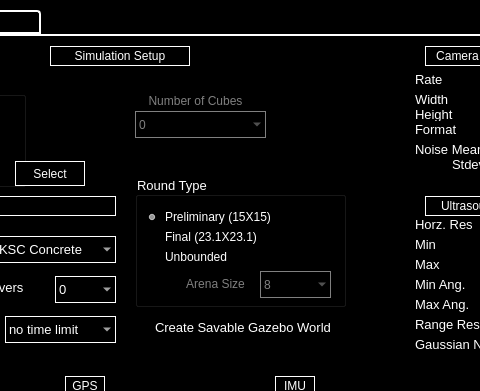
The window that src/rqt_rover_gui/src/rover_gui_plugin.ui (BCLab-UNM/DDSA-ROS) describes before a commit, drawn with Qt 5; both pictures show x 485 to 965 and y 0 to 391 of the 1100 by 725 pixel window.
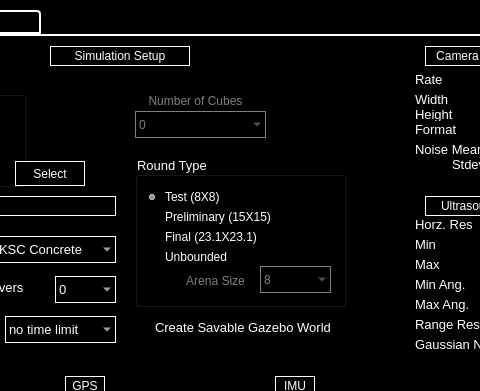
The same window after the commit. Custom widgets are drawn as their Qt base class.

Commit message: Add the test round 8X8 option on GUI

```diff
--- a/src/rqt_rover_gui/src/rover_gui_plugin.ui
+++ b/src/rqt_rover_gui/src/rover_gui_plugin.ui
@@ -758,9 +758,9 @@
       <property name="geometry">
        <rect>
         <x>280</x>
-        <y>120</y>
+        <y>100</y>
         <width>211</width>
-        <height>131</height>
+        <height>151</height>
        </rect>
       </property>
       <property name="font">
@@ -782,7 +782,7 @@
        <property name="geometry">
         <rect>
          <x>10</x>
-         <y>30</y>
+         <y>50</y>
          <width>171</width>
          <height>22</height>
         </rect>
@@ -794,7 +794,7 @@
         <string>Preliminary (15X15)</string>
        </property>
        <property name="checked">
-        <bool>true</bool>
+        <bool>false</bool>
        </property>
       </widget>
       <widget class="QRadioButton" name="final_radio_button">
@@ -804,7 +804,7 @@
        <property name="geometry">
         <rect>
          <x>10</x>
-         <y>50</y>
+         <y>70</y>
          <width>151</width>
          <height>22</height>
         </rect>
@@ -823,7 +823,7 @@
        <property name="geometry">
         <rect>
          <x>10</x>
-         <y>70</y>
+         <y>90</y>
          <width>111</width>
          <height>22</height>
         </rect>
@@ -839,7 +839,7 @@
        <property name="geometry">
         <rect>
          <x>40</x>
-         <y>98</y>
+         <y>115</y>
          <width>81</width>
          <height>20</height>
         </rect>
@@ -858,7 +858,7 @@
        <property name="geometry">
         <rect>
          <x>125</x>
-         <y>95</y>
+         <y>110</y>
          <width>71</width>
          <height>27</height>
         </rect>
@@ -921,6 +921,28 @@
         </property>
        </item>
       </widget>
+      <widget class="QRadioButton" name="test_radio_button">
+       <property name="enabled">
+        <bool>true</bool>
+       </property>
+       <property name="geometry">
+        <rect>
+         <x>10</x>
+         <y>30</y>
+         <width>171</width>
+         <height>22</height>
+        </rect>
+       </property>
+       <property name="styleSheet">
+        <string notr="true">color: rgb(255, 255, 255);</string>
+       </property>
+       <property name="text">
+        <string>Test (8X8)</string>
+       </property>
+       <property name="checked">
+        <bool>true</bool>
+       </property>
+      </widget>
      </widget>
      <widget class="QLabel" name="ground_texture_label">
       <property name="geometry">
```
The commit also changes 4 other files.
